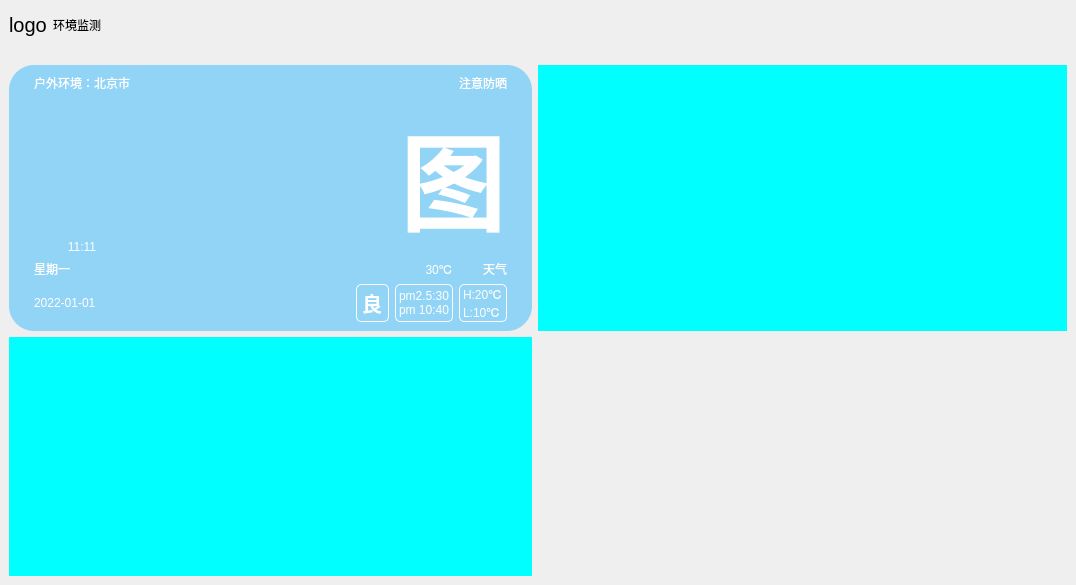
First picture: the form in page_env.ui, repository CodePupil-min/eems, before the edit.
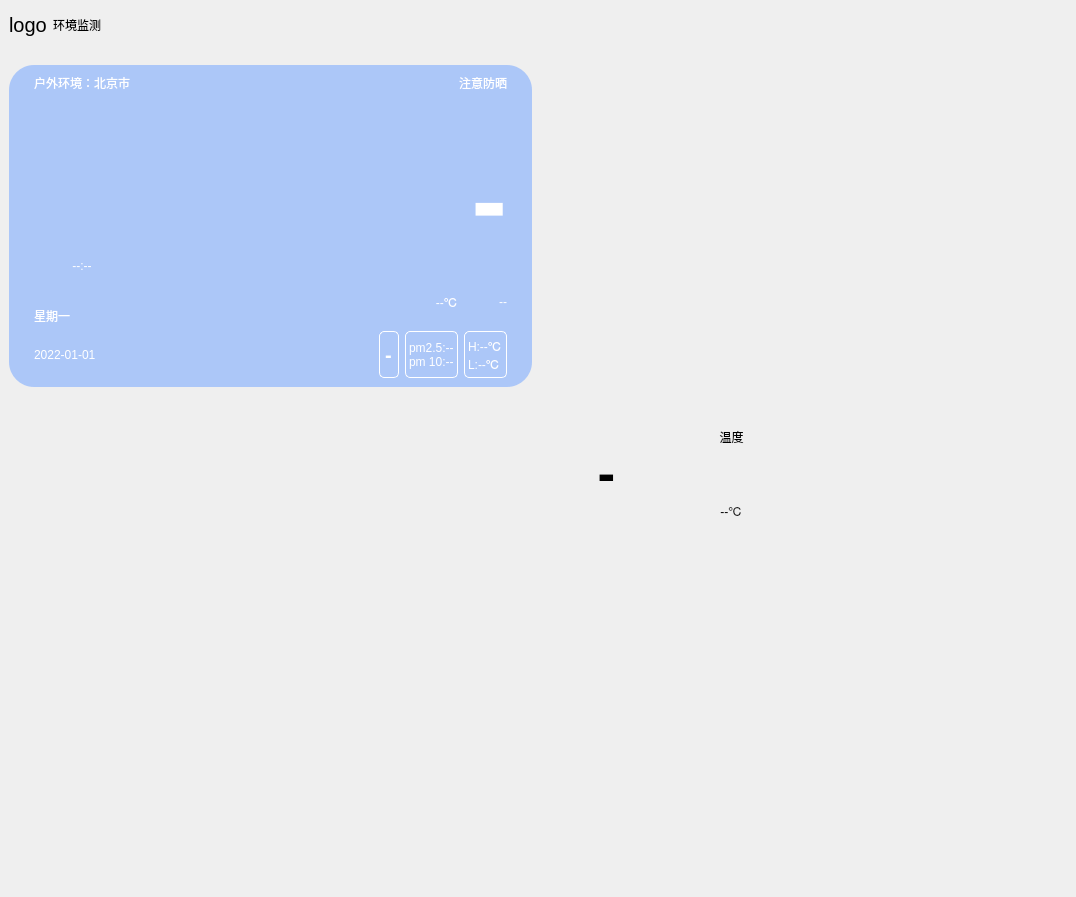
Second picture: the form after the edit.

What changed in the file:
```diff
--- a/page_env.ui
+++ b/page_env.ui
@@ -7,7 +7,7 @@
     <x>0</x>
     <y>0</y>
     <width>1076</width>
-    <height>585</height>
+    <height>897</height>
    </rect>
   </property>
   <property name="windowTitle">
@@ -92,12 +92,69 @@
      <property name="styleSheet">
       <string notr="true">#widget&gt;QWidget{
 	border-radius:25px;
-	background-color: rgb(0, 170, 255);
+	background-color: rgba(126, 171, 255,150);
 }</string>
      </property>
      <layout class="QGridLayout" name="gridLayout_2">
       <item row="2" column="2">
-       <widget class="QWidget" name="widget_17" native="true"/>
+       <widget class="QWidget" name="widget_17" native="true">
+        <property name="styleSheet">
+         <string notr="true"/>
+        </property>
+        <layout class="QGridLayout" name="gridLayout_5">
+         <item row="1" column="0" rowspan="2">
+          <widget class="QLabel" name="icon_s_tem">
+           <property name="sizePolicy">
+            <sizepolicy hsizetype="Preferred" vsizetype="Preferred">
+             <horstretch>0</horstretch>
+             <verstretch>0</verstretch>
+            </sizepolicy>
+           </property>
+           <property name="styleSheet">
+            <string notr="true">font:bold 40pt;</string>
+           </property>
+           <property name="text">
+            <string>-</string>
+           </property>
+           <property name="alignment">
+            <set>Qt::AlignCenter</set>
+           </property>
+          </widget>
+         </item>
+         <item row="2" column="1">
+          <widget class="QLabel" name="s_tem">
+           <property name="maximumSize">
+            <size>
+             <width>180</width>
+             <height>16777215</height>
+            </size>
+           </property>
+           <property name="styleSheet">
+            <string notr="true">font:13pt &quot;微软雅黑&quot;;</string>
+           </property>
+           <property name="text">
+            <string>--℃</string>
+           </property>
+           <property name="alignment">
+            <set>Qt::AlignCenter</set>
+           </property>
+          </widget>
+         </item>
+         <item row="1" column="1">
+          <widget class="QLabel" name="label_3">
+           <property name="styleSheet">
+            <string notr="true">font:18pt &quot;微软雅黑&quot;;</string>
+           </property>
+           <property name="text">
+            <string>温度</string>
+           </property>
+           <property name="alignment">
+            <set>Qt::AlignCenter</set>
+           </property>
+          </widget>
+         </item>
+        </layout>
+       </widget>
       </item>
       <item row="4" column="3">
        <widget class="QWidget" name="widget_10" native="true"/>
@@ -106,7 +163,14 @@
        <widget class="QWidget" name="widget_18" native="true"/>
       </item>
       <item row="4" column="2">
-       <widget class="QWidget" name="widget_5" native="true"/>
+       <widget class="QWidget" name="widget_5" native="true">
+        <property name="sizePolicy">
+         <sizepolicy hsizetype="Preferred" vsizetype="Preferred">
+          <horstretch>0</horstretch>
+          <verstretch>0</verstretch>
+         </sizepolicy>
+        </property>
+       </widget>
       </item>
       <item row="0" column="0" rowspan="2" colspan="2">
        <widget class="QWidget" name="img" native="true">
@@ -145,7 +209,7 @@
            </property>
            <property name="styleSheet">
             <string notr="true">#weather{
-background-color: rgba(0, 170, 255,100);
+	background-color: rgba(126, 171, 255,150);
 border-radius:25px;
 }
 QLabel{
@@ -169,45 +233,6 @@
             <property name="spacing">
              <number>6</number>
             </property>
-            <item row="2" column="2" rowspan="3" colspan="4">
-             <widget class="QLabel" name="type_icon">
-              <property name="styleSheet">
-               <string notr="true">font:bold 80pt;</string>
-              </property>
-              <property name="text">
-               <string>图</string>
-              </property>
-              <property name="alignment">
-               <set>Qt::AlignRight|Qt::AlignTrailing|Qt::AlignVCenter</set>
-              </property>
-             </widget>
-            </item>
-            <item row="2" column="0" rowspan="3">
-             <widget class="QLabel" name="sys_time">
-              <property name="styleSheet">
-               <string notr="true">font:bold 50pt &quot;微软雅黑&quot;;</string>
-              </property>
-              <property name="text">
-               <string>11:11</string>
-              </property>
-              <property name="alignment">
-               <set>Qt::AlignBottom|Qt::AlignHCenter</set>
-              </property>
-             </widget>
-            </item>
-            <item row="5" column="0">
-             <widget class="QLabel" name="sys_week">
-              <property name="styleSheet">
-               <string notr="true">font:20pt &quot;微软雅黑&quot;;</string>
-              </property>
-              <property name="text">
-               <string>星期一</string>
-              </property>
-              <property name="alignment">
-               <set>Qt::AlignBottom|Qt::AlignLeading|Qt::AlignLeft</set>
-              </property>
-             </widget>
-            </item>
             <item row="0" column="2" colspan="4">
              <widget class="QLabel" name="notice">
               <property name="text">
@@ -218,13 +243,52 @@
               </property>
              </widget>
             </item>
-            <item row="0" column="0">
-             <widget class="QLabel" name="local">
+            <item row="5" column="5">
+             <widget class="QLabel" name="type">
+              <property name="styleSheet">
+               <string notr="true">font:15pt &quot;微软雅黑&quot;;</string>
+              </property>
               <property name="text">
-               <string>户外环境：北京市</string>
+               <string>--</string>
               </property>
               <property name="alignment">
-               <set>Qt::AlignLeading|Qt::AlignLeft|Qt::AlignTop</set>
+               <set>Qt::AlignRight|Qt::AlignTrailing|Qt::AlignVCenter</set>
+              </property>
+             </widget>
+            </item>
+            <item row="7" column="2" colspan="2">
+             <widget class="QLabel" name="quality">
+              <property name="sizePolicy">
+               <sizepolicy hsizetype="Preferred" vsizetype="Preferred">
+                <horstretch>0</horstretch>
+                <verstretch>0</verstretch>
+               </sizepolicy>
+              </property>
+              <property name="styleSheet">
+               <string notr="true">font:bold 15pt;
+border:1px solid white;
+border-radius:5px;</string>
+              </property>
+              <property name="text">
+               <string>-</string>
+              </property>
+             </widget>
+            </item>
+            <item row="7" column="5">
+             <widget class="QLabel" name="tem_hl">
+              <property name="sizePolicy">
+               <sizepolicy hsizetype="Fixed" vsizetype="Preferred">
+                <horstretch>0</horstretch>
+                <verstretch>0</verstretch>
+               </sizepolicy>
+              </property>
+              <property name="styleSheet">
+               <string notr="true">border:1px solid white;
+border-radius:5px;</string>
+              </property>
+              <property name="text">
+               <string>H:--℃
+L:--℃</string>
               </property>
              </widget>
             </item>
@@ -247,18 +311,30 @@
               </property>
              </widget>
             </item>
-            <item row="3" column="1">
-             <spacer name="horizontalSpacer">
-              <property name="orientation">
-               <enum>Qt::Horizontal</enum>
+            <item row="2" column="2" rowspan="3" colspan="4">
+             <widget class="QLabel" name="type_icon">
+              <property name="sizePolicy">
+               <sizepolicy hsizetype="Preferred" vsizetype="Preferred">
+                <horstretch>0</horstretch>
+                <verstretch>0</verstretch>
+               </sizepolicy>
               </property>
-              <property name="sizeHint" stdset="0">
+              <property name="minimumSize">
                <size>
-                <width>40</width>
-                <height>20</height>
+                <width>0</width>
+                <height>0</height>
                </size>
               </property>
-             </spacer>
+              <property name="styleSheet">
+               <string notr="true">font:bold 80pt;</string>
+              </property>
+              <property name="text">
+               <string>-</string>
+              </property>
+              <property name="alignment">
+               <set>Qt::AlignRight|Qt::AlignTrailing|Qt::AlignVCenter</set>
+              </property>
+             </widget>
             </item>
             <item row="5" column="2" colspan="3">
              <widget class="QLabel" name="tem">
@@ -272,7 +348,7 @@
                <string notr="true">font:bold 25pt &quot;微软雅黑&quot;;</string>
               </property>
               <property name="text">
-               <string>30℃</string>
+               <string>--℃</string>
               </property>
               <property name="textFormat">
                <enum>Qt::AutoText</enum>
@@ -285,34 +361,39 @@
               </property>
              </widget>
             </item>
-            <item row="5" column="5">
-             <widget class="QLabel" name="type">
+            <item row="0" column="0">
+             <widget class="QLabel" name="local">
+              <property name="text">
+               <string>户外环境：北京市</string>
+              </property>
+              <property name="alignment">
+               <set>Qt::AlignLeading|Qt::AlignLeft|Qt::AlignTop</set>
+              </property>
+             </widget>
+            </item>
+            <item row="5" column="0">
+             <widget class="QLabel" name="sys_week">
               <property name="styleSheet">
-               <string notr="true">font:15pt &quot;微软雅黑&quot;;</string>
+               <string notr="true">font:20pt &quot;微软雅黑&quot;;</string>
               </property>
               <property name="text">
-               <string>天气</string>
+               <string>星期一</string>
               </property>
               <property name="alignment">
-               <set>Qt::AlignRight|Qt::AlignTrailing|Qt::AlignVCenter</set>
+               <set>Qt::AlignBottom|Qt::AlignLeading|Qt::AlignLeft</set>
               </property>
              </widget>
             </item>
-            <item row="7" column="5">
-             <widget class="QLabel" name="tem_hl">
-              <property name="sizePolicy">
-               <sizepolicy hsizetype="Fixed" vsizetype="Preferred">
-                <horstretch>0</horstretch>
-                <verstretch>0</verstretch>
-               </sizepolicy>
-              </property>
+            <item row="2" column="0" rowspan="3">
+             <widget class="QLabel" name="sys_time">
               <property name="styleSheet">
-               <string notr="true">border:1px solid white;
-border-radius:5px;</string>
+               <string notr="true">font:bold 50pt &quot;微软雅黑&quot;;</string>
               </property>
               <property name="text">
-               <string>H:20℃
-L:10℃</string>
+               <string>--:--</string>
+              </property>
+              <property name="alignment">
+               <set>Qt::AlignBottom|Qt::AlignHCenter</set>
               </property>
              </widget>
             </item>
@@ -329,28 +410,23 @@
 border-radius:5px;</string>
               </property>
               <property name="text">
-               <string>pm2.5:30
-pm 10:40</string>
+               <string>pm2.5:--
+pm 10:--</string>
               </property>
              </widget>
             </item>
-            <item row="7" column="3">
-             <widget class="QLabel" name="quality">
-              <property name="sizePolicy">
-               <sizepolicy hsizetype="Fixed" vsizetype="Preferred">
-                <horstretch>0</horstretch>
-                <verstretch>0</verstretch>
-               </sizepolicy>
+            <item row="3" column="1">
+             <spacer name="horizontalSpacer">
+              <property name="orientation">
+               <enum>Qt::Horizontal</enum>
               </property>
-              <property name="styleSheet">
-               <string notr="true">font:bold 15pt;
-border:1px solid white;
-border-radius:5px;</string>
+              <property name="sizeHint" stdset="0">
+               <size>
+                <width>40</width>
+                <height>20</height>
+               </size>
               </property>
-              <property name="text">
-               <string>良</string>
-              </property>
-             </widget>
+             </spacer>
             </item>
            </layout>
           </widget>
@@ -367,14 +443,14 @@
       <item row="2" column="0" rowspan="3" colspan="2">
        <widget class="QWidget" name="widget_7" native="true">
         <property name="styleSheet">
-         <string notr="true">background-color: rgb(0, 255, 255);</string>
+         <string notr="true"/>
         </property>
        </widget>
       </item>
       <item row="0" column="2" rowspan="2" colspan="2">
        <widget class="QWidget" name="widget_6" native="true">
         <property name="styleSheet">
-         <string notr="true">background-color: rgb(0, 255, 255);</string>
+         <string notr="true"/>
         </property>
        </widget>
       </item>
```
